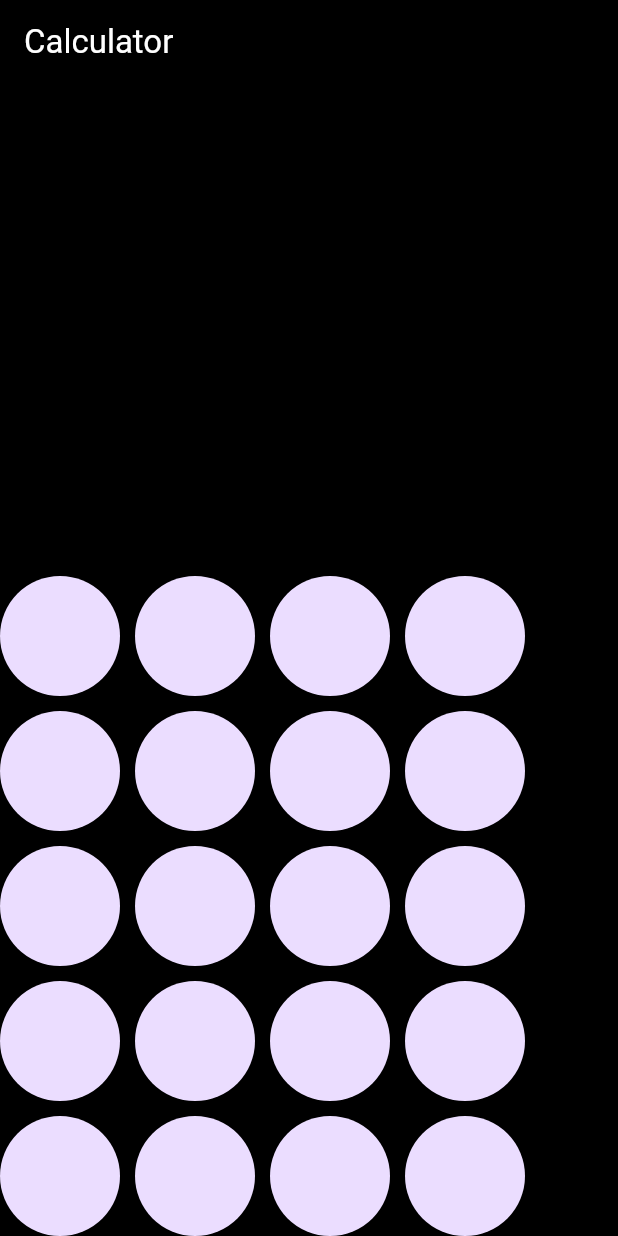
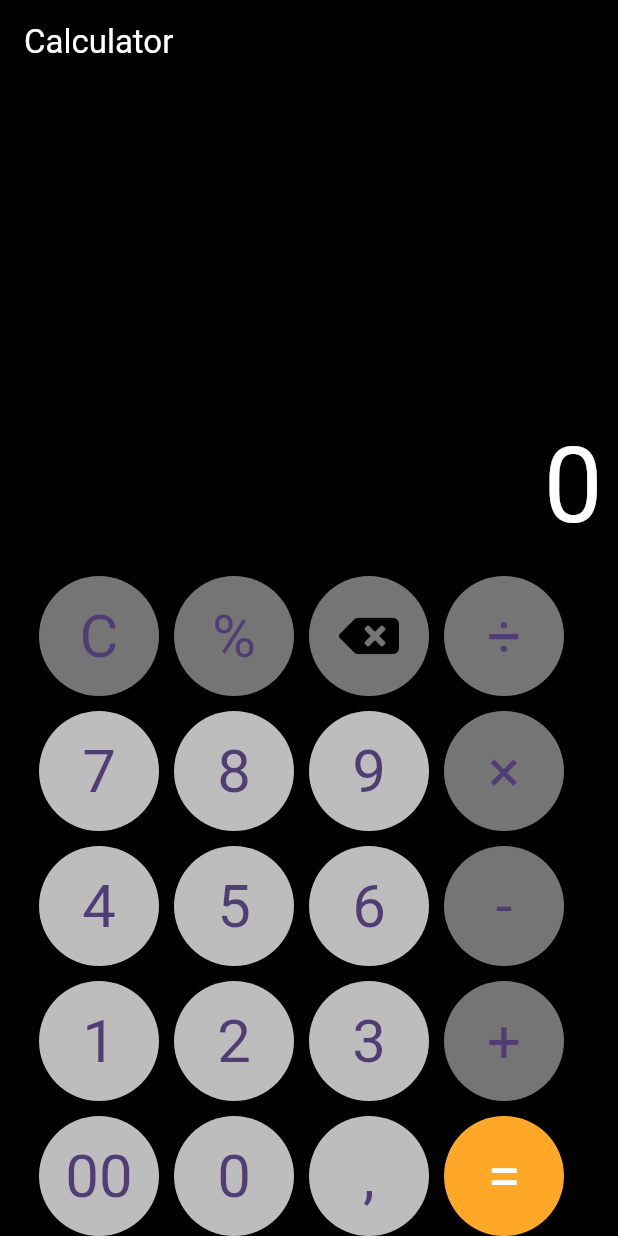
Before and after one commit to maciejsulikowski/calculator, a Flutter app: the screen it shows after launch, on a phone screen of 412 x 824 dp. Run offline on Flutter 3.47's test engine with Material 2 defaults, Android fonts, the phone set to English and light mode, and no system bars.

Commit message:
Build a nice view calculator

```diff
--- a/lib/main.dart
+++ b/lib/main.dart
@@ -1,3 +1,4 @@
+import 'package:calculator/widgets/calculator_widget.dart';
 import 'package:flutter/material.dart';
 
 void main() {
@@ -19,78 +20,3 @@ class MyApp extends StatelessWidget {
     );
   }
 }
-
-class Calculator extends StatelessWidget {
-  const Calculator({
-    super.key,
-  });
-
-  @override
-  Widget build(BuildContext context) {
-    return Scaffold(
-      appBar: AppBar(
-        backgroundColor: Colors.black,
-        title: const Text(
-          'Calculator',
-          style: TextStyle(color: Colors.white),
-        ),
-      ),
-      body: Container(
-        color: Colors.black,
-        child: const Column(
-          mainAxisAlignment: MainAxisAlignment.end,
-          children: [
-            Circles(),
-            SizedBox(height: 10),
-            Circles(),
-            SizedBox(height: 10),
-            Circles(),
-            SizedBox(height: 10),
-            Circles(),
-            SizedBox(height: 10),
-            Circles(),
-          ],
-        ),
-      ),
-    );
-  }
-}
-
-class Circles extends StatelessWidget {
-  const Circles({
-    super.key,
-  });
-
-  @override
-  Widget build(BuildContext context) {
-    return const Row(
-      crossAxisAlignment: CrossAxisAlignment.center,
-      children: [
-        CircleAvatar(
-          radius: 40,
-        ),
-        SizedBox(
-          width: 10,
-        ),
-        CircleAvatar(
-          radius: 40,
-        ),
-        SizedBox(
-          width: 10,
-        ),
-        CircleAvatar(
-          radius: 40,
-        ),
-        SizedBox(
-          width: 10,
-        ),
-        CircleAvatar(
-          radius: 40,
-        ),
-        SizedBox(
-          width: 10,
-        ),
-      ],
-    );
-  }
-}
--- /dev/null
+++ b/lib/widgets/calculator_widget.dart
@@ -0,0 +1,62 @@
+import 'package:calculator/widgets/fifth_row_of_circles_widget.dart';
+import 'package:calculator/widgets/first_row_of_circles_widget.dart';
+import 'package:calculator/widgets/fourth_row_of_circles_widget.dart';
+import 'package:calculator/widgets/second_row_of_circles_widget.dart';
+import 'package:calculator/widgets/third_row_of_circles_widget.dart';
+import 'package:flutter/material.dart';
+
+class Calculator extends StatefulWidget {
+  const Calculator({
+    super.key,
+  });
+
+  @override
+  State<Calculator> createState() => _CalculatorState();
+}
+
+class _CalculatorState extends State<Calculator> {
+  @override
+  Widget build(BuildContext context) {
+    return Scaffold(
+      appBar: _appBar(),
+      body: Container(
+        color: Colors.black,
+        child: const Column(
+          mainAxisAlignment: MainAxisAlignment.end,
+          crossAxisAlignment: CrossAxisAlignment.end,
+          children: [
+            Padding(
+              padding: EdgeInsets.only(right: 10.0),
+              child: Text(
+                '0',
+                style: TextStyle(color: Colors.white, fontSize: 70),
+              ),
+            ),
+            SizedBox(
+              height: 10,
+            ),
+            FirstRowOfCircles(),
+            SizedBox(height: 10),
+            SecondRowOfCircles(),
+            SizedBox(height: 10),
+            ThirdRowOfCircles(),
+            SizedBox(height: 10),
+            FourthRowOfCircles(),
+            SizedBox(height: 10),
+            FifthRowOfCircles(),
+          ],
+        ),
+      ),
+    );
+  }
+
+  AppBar _appBar() {
+    return AppBar(
+      backgroundColor: Colors.black,
+      title: const Text(
+        'Calculator',
+        style: TextStyle(color: Colors.white),
+      ),
+    );
+  }
+}
--- /dev/null
+++ b/lib/widgets/fifth_row_of_circles_widget.dart
@@ -0,0 +1,79 @@
+import 'package:flutter/material.dart';
+
+class FifthRowOfCircles extends StatelessWidget {
+  const FifthRowOfCircles({
+    super.key,
+  });
+
+  @override
+  Widget build(BuildContext context) {
+    return const Row(
+      mainAxisAlignment: MainAxisAlignment.center,
+      children: [
+        Circle(title: '00'),
+        SizedBox(
+          width: 10,
+        ),
+        Circle(title: '0'),
+        SizedBox(
+          width: 10,
+        ),
+        Circle(
+          title: ',',
+        ),
+        SizedBox(
+          width: 10,
+        ),
+        CircleEqual(
+          title: '=',
+        ),
+        SizedBox(
+          width: 10,
+        ),
+      ],
+    );
+  }
+}
+
+class Circle extends StatelessWidget {
+  const Circle({
+    required this.title,
+    super.key,
+  });
+
+  final String title;
+
+  @override
+  Widget build(BuildContext context) {
+    return CircleAvatar(
+      backgroundColor: Colors.grey[400],
+      radius: 40,
+      child: Text(
+        title,
+        style: const TextStyle(fontSize: 40, fontWeight: FontWeight.normal),
+      ),
+    );
+  }
+}
+
+class CircleEqual extends StatelessWidget {
+  const CircleEqual({
+    required this.title,
+    super.key,
+  });
+
+  final String title;
+
+  @override
+  Widget build(BuildContext context) {
+    return CircleAvatar(
+      backgroundColor: Colors.orange[400],
+      radius: 40,
+      child: Text(
+        title,
+        style: const TextStyle(
+            fontSize: 40, fontWeight: FontWeight.normal, color: Colors.white),
+      ),
+    );
+  }
+}
--- /dev/null
+++ b/lib/widgets/first_row_of_circles_widget.dart
@@ -0,0 +1,74 @@
+import 'package:flutter/material.dart';
+
+class FirstRowOfCircles extends StatelessWidget {
+  const FirstRowOfCircles({
+    super.key,
+  });
+
+  @override
+  Widget build(BuildContext context) {
+    return const Row(
+      mainAxisAlignment: MainAxisAlignment.center,
+      children: [
+        Circle(title: 'C'),
+        SizedBox(
+          width: 10,
+        ),
+        Circle(title: '%'),
+        SizedBox(
+          width: 10,
+        ),
+        CircleIcon(),
+        SizedBox(
+          width: 10,
+        ),
+        Circle(title: '÷'),
+        SizedBox(
+          width: 10,
+        ),
+      ],
+    );
+  }
+}
+
+class Circle extends StatelessWidget {
+  const Circle({
+    required this.title,
+    super.key,
+  });
+
+  final String title;
+
+  @override
+  Widget build(BuildContext context) {
+    return CircleAvatar(
+      backgroundColor: Colors.grey[600],
+      radius: 40,
+      child: Text(
+        title,
+        style: const TextStyle(fontSize: 40, fontWeight: FontWeight.normal),
+      ),
+    );
+  }
+}
+
+class CircleIcon extends StatelessWidget {
+  const CircleIcon({
+    super.key,
+  });
+
+  @override
+  Widget build(BuildContext context) {
+    return CircleAvatar(
+      backgroundColor: Colors.grey[600],
+      radius: 40,
+      child: CircleAvatar(
+        backgroundColor: Colors.grey[600],
+        radius: 20,
+        child: Image.asset(
+          'images/back_icon.png',
+        ),
+      ),
+    );
+  }
+}
--- /dev/null
+++ b/lib/widgets/fourth_row_of_circles_widget.dart
@@ -0,0 +1,76 @@
+import 'package:flutter/material.dart';
+
+class FourthRowOfCircles extends StatelessWidget {
+  const FourthRowOfCircles({
+    super.key,
+  });
+
+  @override
+  Widget build(BuildContext context) {
+    return const Row(
+      mainAxisAlignment: MainAxisAlignment.center,
+      children: [
+        Circle(title: '1'),
+        SizedBox(
+          width: 10,
+        ),
+        Circle(title: '2'),
+        SizedBox(
+          width: 10,
+        ),
+        Circle(
+          title: '3',
+        ),
+        SizedBox(
+          width: 10,
+        ),
+        GreyCircle(title: '+'),
+        SizedBox(
+          width: 10,
+        ),
+      ],
+    );
+  }
+}
+
+class Circle extends StatelessWidget {
+  const Circle({
+    required this.title,
+    super.key,
+  });
+
+  final String title;
+
+  @override
+  Widget build(BuildContext context) {
+    return CircleAvatar(
+      backgroundColor: Colors.grey[400],
+      radius: 40,
+      child: Text(
+        title,
+        style: const TextStyle(fontSize: 40, fontWeight: FontWeight.normal),
+      ),
+    );
+  }
+}
+
+class GreyCircle extends StatelessWidget {
+  const GreyCircle({
+    required this.title,
+    super.key,
+  });
+
+  final String title;
+
+  @override
+  Widget build(BuildContext context) {
+    return CircleAvatar(
+      backgroundColor: Colors.grey[600],
+      radius: 40,
+      child: Text(
+        title,
+        style: const TextStyle(fontSize: 40, fontWeight: FontWeight.normal),
+      ),
+    );
+  }
+}
--- /dev/null
+++ b/lib/widgets/second_row_of_circles_widget.dart
@@ -0,0 +1,76 @@
+import 'package:flutter/material.dart';
+
+class SecondRowOfCircles extends StatelessWidget {
+  const SecondRowOfCircles({
+    super.key,
+  });
+
+  @override
+  Widget build(BuildContext context) {
+    return const Row(
+      mainAxisAlignment: MainAxisAlignment.center,
+      children: [
+        Circle(title: '7'),
+        SizedBox(
+          width: 10,
+        ),
+        Circle(title: '8'),
+        SizedBox(
+          width: 10,
+        ),
+        Circle(
+          title: '9',
+        ),
+        SizedBox(
+          width: 10,
+        ),
+        GreyCircle(title: '×'),
+        SizedBox(
+          width: 10,
+        ),
+      ],
+    );
+  }
+}
+
+class Circle extends StatelessWidget {
+  const Circle({
+    required this.title,
+    super.key,
+  });
+
+  final String title;
+
+  @override
+  Widget build(BuildContext context) {
+    return CircleAvatar(
+      backgroundColor: Colors.grey[400],
+      radius: 40,
+      child: Text(
+        title,
+        style: const TextStyle(fontSize: 40, fontWeight: FontWeight.normal),
+      ),
+    );
+  }
+}
+
+class GreyCircle extends StatelessWidget {
+  const GreyCircle({
+    required this.title,
+    super.key,
+  });
+
+  final String title;
+
+  @override
+  Widget build(BuildContext context) {
+    return CircleAvatar(
+      backgroundColor: Colors.grey[600],
+      radius: 40,
+      child: Text(
+        title,
+        style: const TextStyle(fontSize: 40, fontWeight: FontWeight.normal),
+      ),
+    );
+  }
+}
--- /dev/null
+++ b/lib/widgets/third_row_of_circles_widget.dart
@@ -0,0 +1,76 @@
+import 'package:flutter/material.dart';
+
+class ThirdRowOfCircles extends StatelessWidget {
+  const ThirdRowOfCircles({
+    super.key,
+  });
+
+  @override
+  Widget build(BuildContext context) {
+    return const Row(
+      mainAxisAlignment: MainAxisAlignment.center,
+      children: [
+        Circle(title: '4'),
+        SizedBox(
+          width: 10,
+        ),
+        Circle(title: '5'),
+        SizedBox(
+          width: 10,
+        ),
+        Circle(
+          title: '6',
+        ),
+        SizedBox(
+          width: 10,
+        ),
+        GreyCircle(title: '-'),
+        SizedBox(
+          width: 10,
+        ),
+      ],
+    );
+  }
+}
+
+class Circle extends StatelessWidget {
+  const Circle({
+    required this.title,
+    super.key,
+  });
+
+  final String title;
+
+  @override
+  Widget build(BuildContext context) {
+    return CircleAvatar(
+      backgroundColor: Colors.grey[400],
+      radius: 40,
+      child: Text(
+        title,
+        style: const TextStyle(fontSize: 40, fontWeight: FontWeight.normal),
+      ),
+    );
+  }
+}
+
+class GreyCircle extends StatelessWidget {
+  const GreyCircle({
+    required this.title,
+    super.key,
+  });
+
+  final String title;
+
+  @override
+  Widget build(BuildContext context) {
+    return CircleAvatar(
+      backgroundColor: Colors.grey[600],
+      radius: 40,
+      child: Text(
+        title,
+        style: const TextStyle(fontSize: 40, fontWeight: FontWeight.normal),
+      ),
+    );
+  }
+}
--- a/pubspec.yaml
+++ b/pubspec.yaml
@@ -59,9 +59,8 @@ flutter:
   uses-material-design: true
 
   # To add assets to your application, add an assets section, like this:
-  # assets:
-  #   - images/a_dot_burr.jpeg
-  #   - images/a_dot_ham.jpeg
+  assets:
+    - images/
 
   # An image asset can refer to one or more resolution-specific "variants", see
   # https://flutter.dev/assets-and-images/#resolution-aware
```
Also changed, not shown: images/back_icon.png (added).
